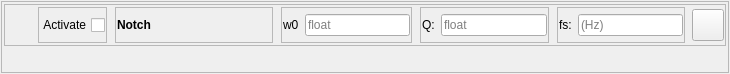
Qt form rena/ui/dsp_ui/NotchFilterWidget.ui (PhysioLabXR/PhysioLabXR-Community) before a commit.
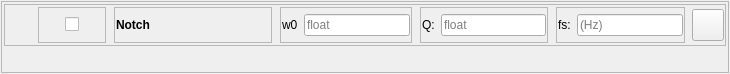
The same form after that commit.

Commit message: remove Activate

```diff
--- a/rena/ui/dsp_ui/NotchFilterWidget.ui
+++ b/rena/ui/dsp_ui/NotchFilterWidget.ui
@@ -168,13 +168,13 @@
                   <property name="bottomMargin">
                    <number>1</number>
                   </property>
-                  <item>
+                  <item alignment="Qt::AlignHCenter|Qt::AlignVCenter">
                    <widget class="QCheckBox" name="ActivateDataProcessorCheckbox">
                     <property name="layoutDirection">
                      <enum>Qt::RightToLeft</enum>
                     </property>
                     <property name="text">
-                     <string>Activate</string>
+                     <string/>
                     </property>
                    </widget>
                   </item>
```
The commit also changes 5 other files.
